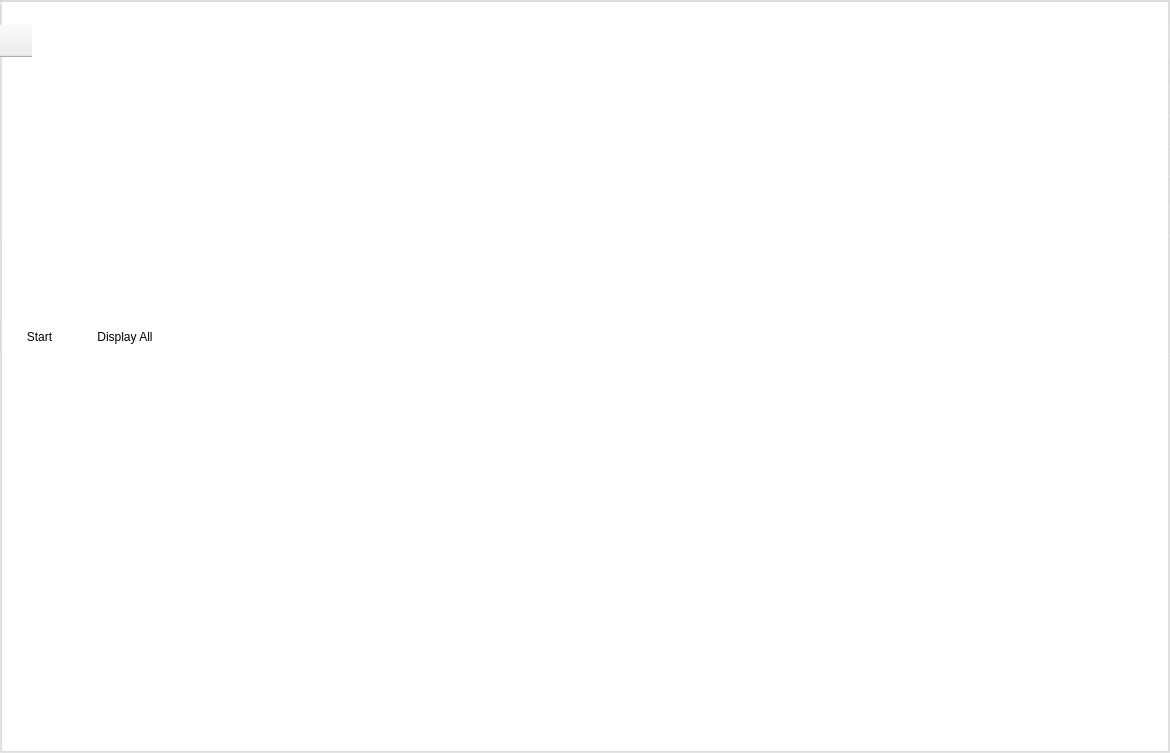
Before: the Qt Designer form telemetry.ui in joblobob/irsdk_pag, drawn with Qt 5.
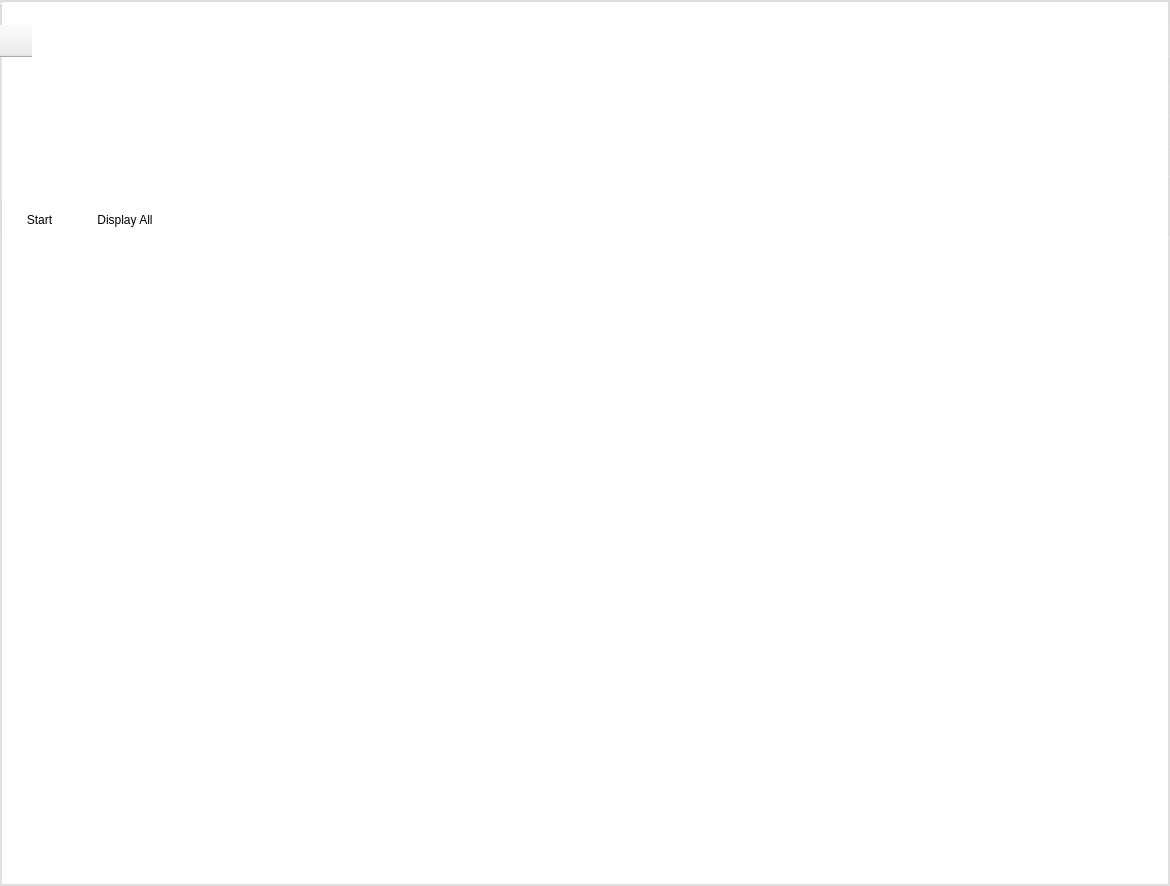
After: the same form once the commit is applied.

Diff of the .ui file:
```diff
--- a/telemetry.ui
+++ b/telemetry.ui
@@ -7,7 +7,7 @@
     <x>0</x>
     <y>0</y>
     <width>1170</width>
-    <height>753</height>
+    <height>886</height>
    </rect>
   </property>
   <property name="windowTitle">
@@ -223,7 +223,7 @@
       <property name="minimumSize">
        <size>
         <width>0</width>
-        <height>400</height>
+        <height>650</height>
        </size>
       </property>
       <property name="styleSheet">
```
